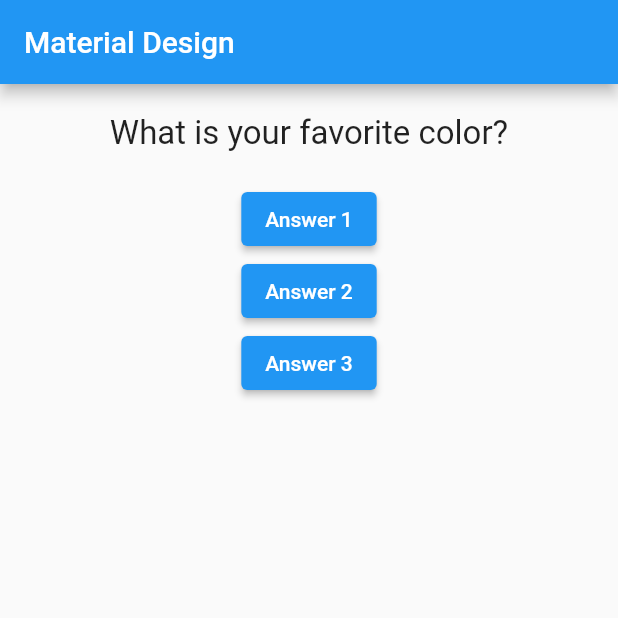
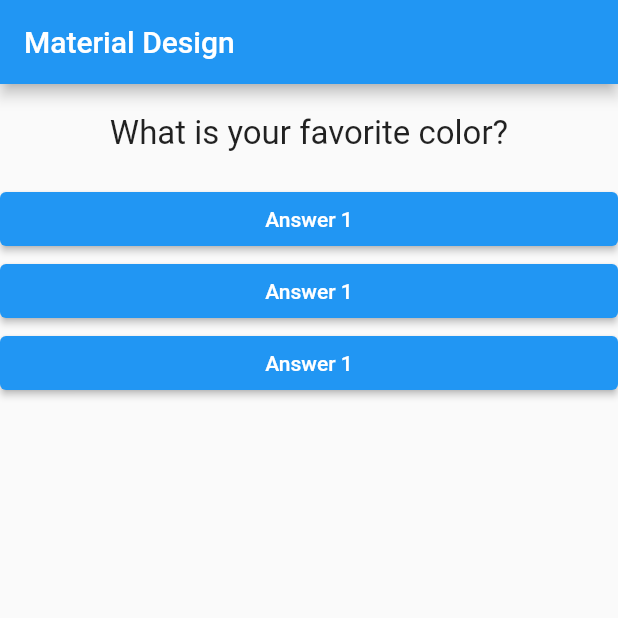
Before and after one commit to soikat77/quiz, a Flutter app: the screen it shows after launch, on a phone screen of 412 x 824 dp, the top half of it. Run offline on Flutter 3.47's test engine with Material 2 defaults, Android fonts, the phone set to English and light mode, and no system bars.

Commit message:
answer widget added

```diff
--- /dev/null
+++ b/lib/answer.dart
@@ -0,0 +1,16 @@
+import 'package:flutter/material.dart';
+
+class Answer extends StatelessWidget {
+  final VoidCallback selectHandler;
+  Answer(this.selectHandler);
+  @override
+  Widget build(BuildContext context) {
+    return Container(
+      width: double.infinity,
+      child: ElevatedButton(
+        child: Text('Answer 1'),
+        onPressed: selectHandler,
+      ),
+    );
+  }
+}
--- a/lib/main.dart
+++ b/lib/main.dart
@@ -1,6 +1,7 @@
 import 'package:flutter/material.dart';
 
 import './question.dart';
+import './answer.dart';
 
 void main() => runApp(MyApp());
 
@@ -23,10 +24,10 @@ class _MyAppState extends State<MyApp> {
   Widget build(BuildContext context) {
     List<String> questions = [
       'What is your favorite color?',
-      'What is your favorite animal',
-      'What is your favorite food',
-      'What is your favorite city',
-      'What is your favorite man',
+      'What is your favorite animal?',
+      'What is your favorite food?',
+      'What is your favorite city?',
+      'What is your favorite man?',
     ];
 
     return MaterialApp(
@@ -39,18 +40,9 @@ class _MyAppState extends State<MyApp> {
             // Question will set here
             Question(questions[_questionIndex]),
             // Answer will set here
-            ElevatedButton(
-              child: Text('Answer 1'),
-              onPressed: _answerQuestion,
-            ),
-            ElevatedButton(
-              child: Text('Answer 2'),
-              onPressed: _answerQuestion,
-            ),
-            ElevatedButton(
-              child: Text('Answer 3'),
-              onPressed: _answerQuestion,
-            ),
+            Answer(_answerQuestion),
+            Answer(_answerQuestion),
+            Answer(_answerQuestion),
           ],
         ),
       ),
```
